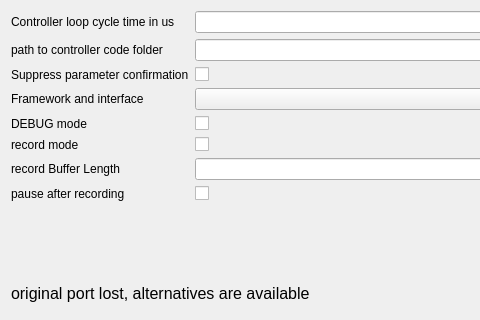
Old version of the form gui/designerfiles/projectMiscSettingsDialog.ui in the repository hmcontroller/ControlDemonstrator; both pictures show x 0 to 480 and y 0 to 320 of the 1282 by 765 pixel window.
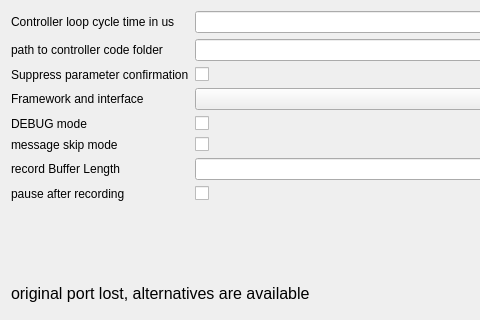
New version of the form.

What changed in the file:
```diff
--- a/gui/designerfiles/projectMiscSettingsDialog.ui
+++ b/gui/designerfiles/projectMiscSettingsDialog.ui
@@ -94,7 +94,7 @@
      <item row="5" column="0">
       <widget class="QLabel" name="label_11">
        <property name="text">
-        <string>record mode</string>
+        <string>message skip mode</string>
        </property>
       </widget>
      </item>
```
Left out of the diff: 2 changed lines with no effect on the pictures.
